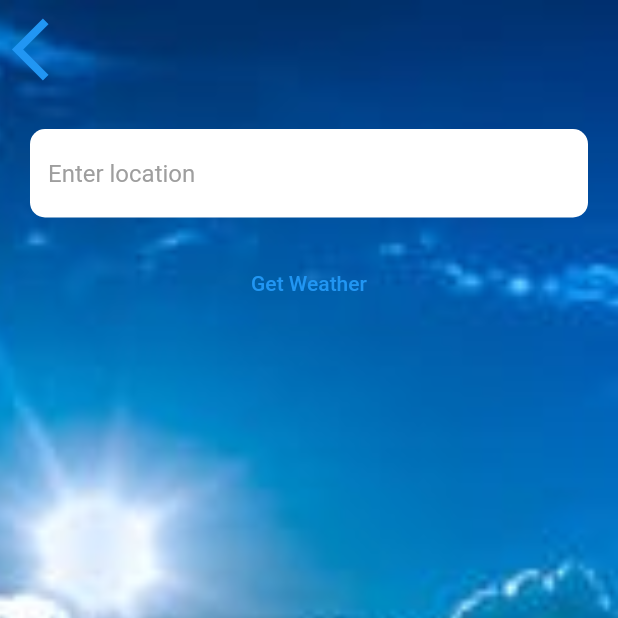
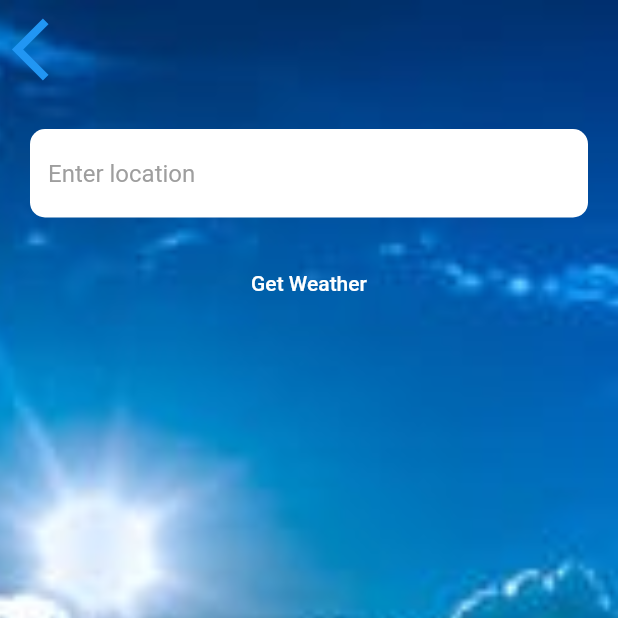
Before and after one commit to Ahmodiyy/Weather, a Flutter app: the CityScreen screen opened directly, on a phone screen of 412 x 824 dp, the top half of it. Run offline on Flutter 3.47's test engine with Material 2 defaults, Android fonts, the phone set to English and light mode, and no system bars; our stand-ins replace flutter_spinkit, geolocator.

Commit message:
add asset

```diff
--- a/lib/ui/city_screen.dart
+++ b/lib/ui/city_screen.dart
@@ -52,6 +52,7 @@ class _CityScreenState extends State<CityScreen> {
                 },
                 child: Text(
                   'Get Weather',
+                  style: TextStyle(color: Colors.white),
                 ),
               ),
             ],
--- a/lib/ui/location_screen.dart
+++ b/lib/ui/location_screen.dart
@@ -64,7 +64,7 @@ class _LocationScreenState extends State<LocationScreen> {
             children: <Widget>[
               Expanded(
                 child: Row(
-                  mainAxisAlignment: MainAxisAlignment.spaceEvenly,
+                  mainAxisAlignment: MainAxisAlignment.spaceBetween,
                   children: <Widget>[
                     TextButton(
                       onPressed: () async {
@@ -106,7 +106,7 @@ class _LocationScreenState extends State<LocationScreen> {
                   child: Row(
                     children: <Widget>[
                       Text(
-                        '$temp',
+                        '$temp°',
                         style: kTempTextStyle,
                       ),
                       Text(
--- a/lib/ui/myHomePage.dart
+++ b/lib/ui/myHomePage.dart
@@ -33,6 +33,7 @@ class _MyHomePageState extends State<MyHomePage> {
         child: SpinKitFadingCircle(
           color: Colors.white,
           size: 50.0,
+
         ),
       ),
     );
--- a/lib/utilities/constants.dart
+++ b/lib/utilities/constants.dart
@@ -1,7 +1,7 @@
 import 'package:flutter/material.dart';
 
 const kTempTextStyle = TextStyle(
-  fontSize: 100.0,
+  fontSize: 70.0,
 );
 
 const kMessageTextStyle = TextStyle(
```
Also changed, not shown: images/city_background.jpg (deleted), images/loc.jpg (deleted), 1 other file.
